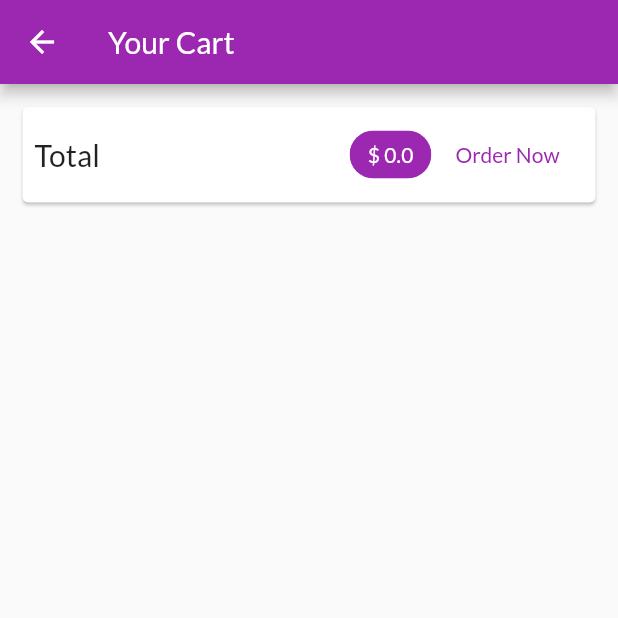
After one commit to AqeelAaqi/myshop, a Flutter app: the CartScreen screen opened by its route, on a phone screen of 412 x 824 dp, the top half of it. The commit adds this screen. Run offline on Flutter 3.47's test engine with Material 2 defaults, Android fonts, the phone set to English and light mode, and no system bars; network calls fail.

Commit message:
working on shopping cart and displaying total

```diff
--- a/lib/main.dart
+++ b/lib/main.dart
@@ -1,6 +1,7 @@
 import 'package:flutter/material.dart';
 import 'package:myshop/providers/cart.dart';
 import 'package:myshop/providers/products.dart';
+import 'package:myshop/screens/cart_screen.dart';
 import 'package:myshop/screens/product_detail_screen.dart';
 import 'package:myshop/screens/product_overview_screen.dart';
 import 'package:provider/provider.dart';
@@ -35,6 +36,7 @@ class MyApp extends StatelessWidget {
         home: ProductsOverviewScreen(),
         routes: {
           ProductDetailScreen.routName: (ctx) => ProductDetailScreen(),
+          CartScreen.routName: (ctx) => CartScreen(),
         },
       ),
     );
--- a/lib/providers/cart.dart
+++ b/lib/providers/cart.dart
@@ -23,6 +23,14 @@ class Cart with ChangeNotifier {
 
   int get itemCount {
     return _items.length;
+  }
+
+  double get totalAmount{
+    var total = 0.0;
+    _items.forEach((key, value) {
+      total = value.price * value.quantity;
+    });
+    return total;
   }
 
   void addItem(
--- /dev/null
+++ b/lib/screens/cart_screen.dart
@@ -0,0 +1,49 @@
+import 'package:flutter/material.dart';
+import 'package:myshop/providers/cart.dart';
+import 'package:provider/provider.dart';
+
+class CartScreen extends StatelessWidget {
+  static const routName = '/cart';
+  @override
+  Widget build(BuildContext context) {
+    final cart = Provider.of<Cart>(context);
+    // TODO: implement build
+    return Scaffold(
+      appBar: AppBar(
+        title: Text('Your Cart'),
+      ),
+      body: Column(
+        children: <Widget>[
+          Card(
+            margin: EdgeInsets.all(15),
+            child: Padding(
+              padding: EdgeInsets.all(8),
+              child: Row(
+                mainAxisAlignment: MainAxisAlignment.spaceBetween,
+                children: <Widget>[
+                  Text(
+                    'Total',
+                    style: TextStyle(fontSize: 20),
+                  ),
+                  SizedBox(
+                    width: 10,
+                  ),
+                  Spacer(),
+                  Chip(
+                    label: Text('\$ ${cart.totalAmount}', style: Theme.of(context).primaryTextTheme.subtitle2,),
+                    backgroundColor: Theme.of(context).primaryColor,
+                  ),
+                  FlatButton(
+                    child: Text('Order Now'),
+                    onPressed: (){},
+                    textColor: Theme.of(context).primaryColor,
+                  ),
+                ],
+              ),
+            ),
+          )
+        ],
+      ),
+    );
+  }
+}
--- a/lib/screens/product_overview_screen.dart
+++ b/lib/screens/product_overview_screen.dart
@@ -4,6 +4,7 @@ import 'package:provider/provider.dart';
 import '../widgets/products_grid.dart';
 import '../widgets/badge.dart';
 import '../providers/cart.dart';
+import 'cart_screen.dart';
 
 enum FilterOptions {
   Favorites,
@@ -58,7 +59,9 @@ class _ProductsOverviewScreenState extends State<ProductsOverviewScreen> {
               icon: Icon(
                 Icons.shopping_cart,
               ),
-              onPressed: () {},
+              onPressed: () {
+                Navigator.of(context).pushNamed(CartScreen.routName);
+              },
             ),
           ),
         ],
```
